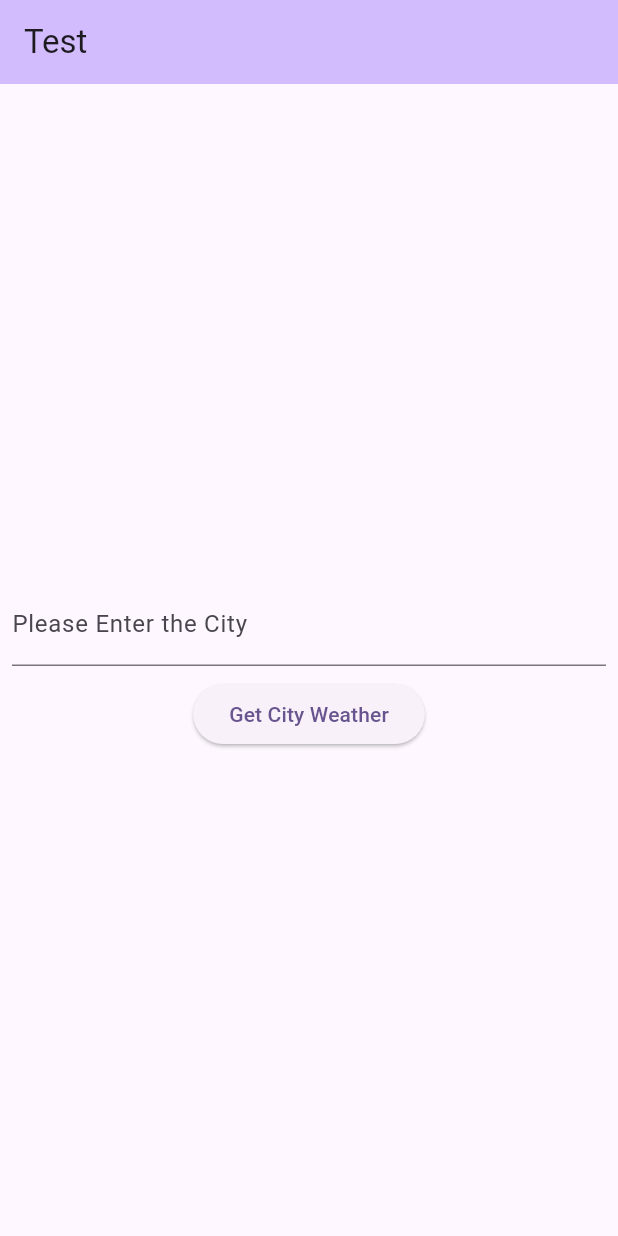
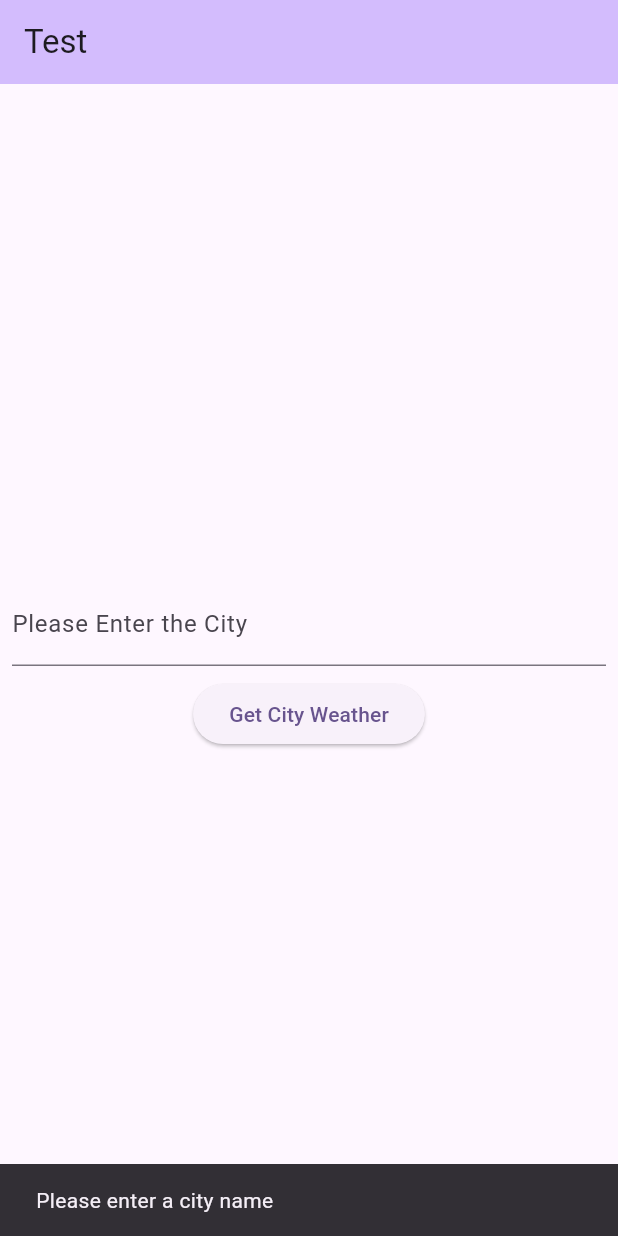
Before and after one commit to gyanupadhyay/test1, a Flutter app: the screen it shows after launch, after a tap on "Get City Weather", on a phone screen of 412 x 824 dp. Run offline on Flutter 3.47's test engine with Material 3 defaults, Android fonts, the phone set to English and light mode, and no system bars; our stand-ins replace equatable, flutter_bloc, flutter_screenutil, get_it, go_router, google_fonts.

```diff
--- a/lib/presentation/screens/home_screen.dart
+++ b/lib/presentation/screens/home_screen.dart
@@ -19,7 +19,6 @@ class _MyHomePageState extends State<MyHomePage> {
   @override
   void initState() {
     super.initState();
-    context.read<WeatherCubit>().getWeatherByCity('Delhi');
   }
 
   @override
@@ -48,7 +47,7 @@ class _MyHomePageState extends State<MyHomePage> {
                 Padding(
                   padding: const EdgeInsets.all(8.0),
                   child: TextField(
-                    // keyboardType: TextInputType.text,
+                    keyboardType: TextInputType.text,
                     controller: textEditingController,
                     decoration: InputDecoration(
                       label: Text('Please Enter the City'),
@@ -58,9 +57,19 @@ class _MyHomePageState extends State<MyHomePage> {
 
                 ElevatedButton(
                   onPressed: () {
-                    context.read<WeatherCubit>().getWeatherByCity(
-                      textEditingController.text,
-                    );
+                    final city = textEditingController.text.trim();
+                    if (city.isEmpty) {
+                      ScaffoldMessenger.of(context).showSnackBar(
+                        const SnackBar(
+                          content: Text("Please enter a city name"),
+                        ),
+                      );
+                    }
+                    if (city.isNotEmpty) {
+                      context.read<WeatherCubit>().getWeatherByCity(
+                        textEditingController.text,
+                      );
+                    }
                   },
                   child: Text('Get City Weather'),
                 ),
```
Also changed, not shown: lib/presentation/screens/weather_detail_screen.dart (+12 -1 lines).
